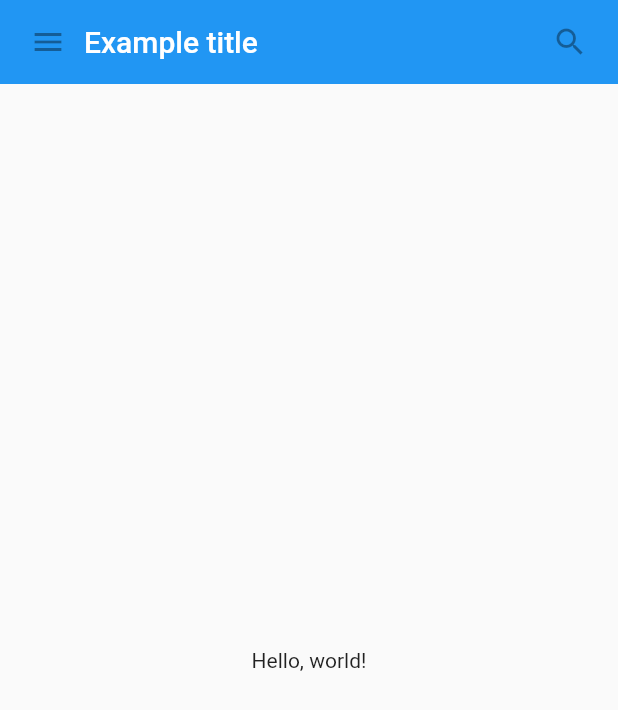
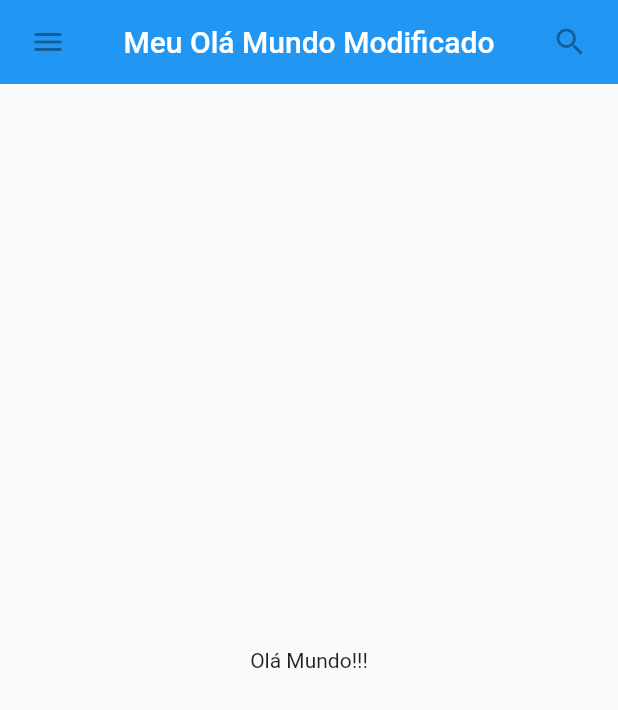
Before and after one commit to natannjos/learning-flutter, a Flutter app: the screen it shows after launch, on a phone screen of 412 x 824 dp. Shown: the top 710 px of the screen. Run offline on Flutter 3.47's test engine with Material 2 defaults, Android fonts, the phone set to English and light mode, and no system bars.

Commit message:
Add some coments and tweaks

```diff
--- a/lib/main.dart
+++ b/lib/main.dart
@@ -10,7 +10,7 @@ class MyAppBar extends StatelessWidget {
   @override
   Widget build(BuildContext context) {
     return Container(
-        height: 56.0, // em pixels
+        height: 56.0, // pixels independente do dispositivo
         padding: const EdgeInsets.symmetric(horizontal: 8.0),
         decoration: BoxDecoration(color: Colors.blue[500]),
         // Row é um layout linear horizontal
@@ -24,9 +24,7 @@ class MyAppBar extends StatelessWidget {
             ),
             // Expanded expande seus filhos
             // para preencher o espaço disponível
-            Expanded(
-              child: title,
-            ),
+            Expanded(child: Center(child: title)),
 
             const IconButton(
               icon: Icon(Icons.search),
@@ -49,14 +47,16 @@ class MyScaffold extends StatelessWidget {
         // Column é um layout vertical linear
         child: Column(children: [
       MyAppBar(
-          title: Text('Example title',
+          title: Text('Meu Olá Mundo Modificado',
               style: Theme.of(context).primaryTextTheme.headline6)),
-      const Expanded(child: Center(child: Text('Hello, world!')))
+      const Expanded(child: Center(child: Text('Olá Mundo!!!')))
     ]));
   }
 }
 
 void main() {
+  // Os widgets do material design precisam ficar dentro de um MaterialApp para
+  // aparecerem do jeito correto
   runApp(
       const MaterialApp(title: 'My App', home: SafeArea(child: MyScaffold())));
 }
```
